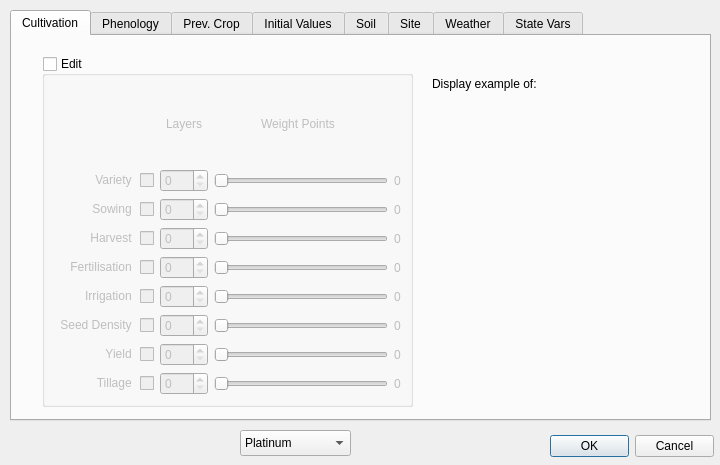
Before: the Qt Designer form src/MacsurAdapter/gui/maddataclassificationbase.ui in arkygeek/MAD, drawn with Qt 5.
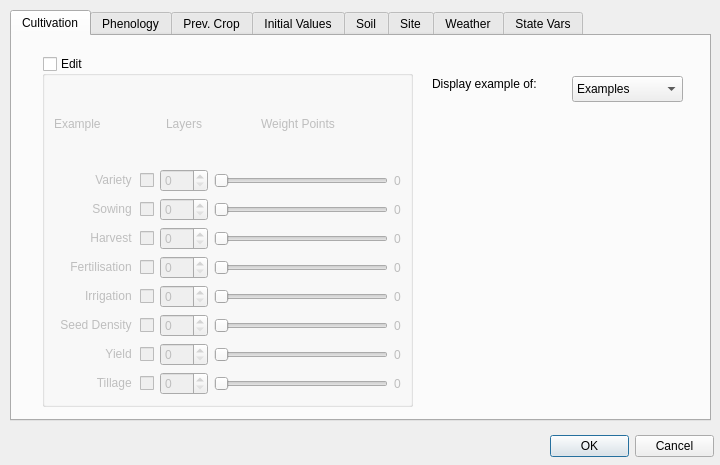
After: the same form once the commit is applied.

Commit message: launching data classification dialog (modally) which has the start for a small amount of intelligence for displaying example classification setting in one tab

The edit to the form file:
```diff
--- a/src/MacsurAdapter/gui/maddataclassificationbase.ui
+++ b/src/MacsurAdapter/gui/maddataclassificationbase.ui
@@ -378,6 +378,13 @@
         </property>
        </widget>
       </item>
+      <item row="0" column="0">
+       <widget class="QLabel" name="lblExample">
+        <property name="text">
+         <string>Example</string>
+        </property>
+       </widget>
+      </item>
      </layout>
     </widget>
     <widget class="QLabel" name="label_2">
@@ -393,6 +400,44 @@
       <string>Display example of:</string>
      </property>
     </widget>
+    <widget class="QComboBox" name="cbExamples">
+     <property name="enabled">
+      <bool>true</bool>
+     </property>
+     <property name="geometry">
+      <rect>
+       <x>560</x>
+       <y>40</y>
+       <width>111</width>
+       <height>26</height>
+      </rect>
+     </property>
+     <item>
+      <property name="text">
+       <string>Examples</string>
+      </property>
+     </item>
+     <item>
+      <property name="text">
+       <string>Platinum</string>
+      </property>
+     </item>
+     <item>
+      <property name="text">
+       <string>Gold</string>
+      </property>
+     </item>
+     <item>
+      <property name="text">
+       <string>Silver</string>
+      </property>
+     </item>
+     <item>
+      <property name="text">
+       <string>Bronze</string>
+      </property>
+     </item>
+    </widget>
    </widget>
    <widget class="QWidget" name="tabPhenology">
     <attribute name="title">
@@ -430,39 +475,6 @@
     </attribute>
    </widget>
   </widget>
-  <widget class="QComboBox" name="comboBox">
-   <property name="enabled">
-    <bool>true</bool>
-   </property>
-   <property name="geometry">
-    <rect>
-     <x>240</x>
-     <y>430</y>
-     <width>111</width>
-     <height>26</height>
-    </rect>
-   </property>
-   <item>
-    <property name="text">
-     <string>Platinum</string>
-    </property>
-   </item>
-   <item>
-    <property name="text">
-     <string>Gold</string>
-    </property>
-   </item>
-   <item>
-    <property name="text">
-     <string>Silver</string>
-    </property>
-   </item>
-   <item>
-    <property name="text">
-     <string>Bronze</string>
-    </property>
-   </item>
-  </widget>
  </widget>
  <resources/>
  <connections>
```
Left out of the diff: 2 changed lines with no effect on the pictures. The commit also changes 5 other files.
